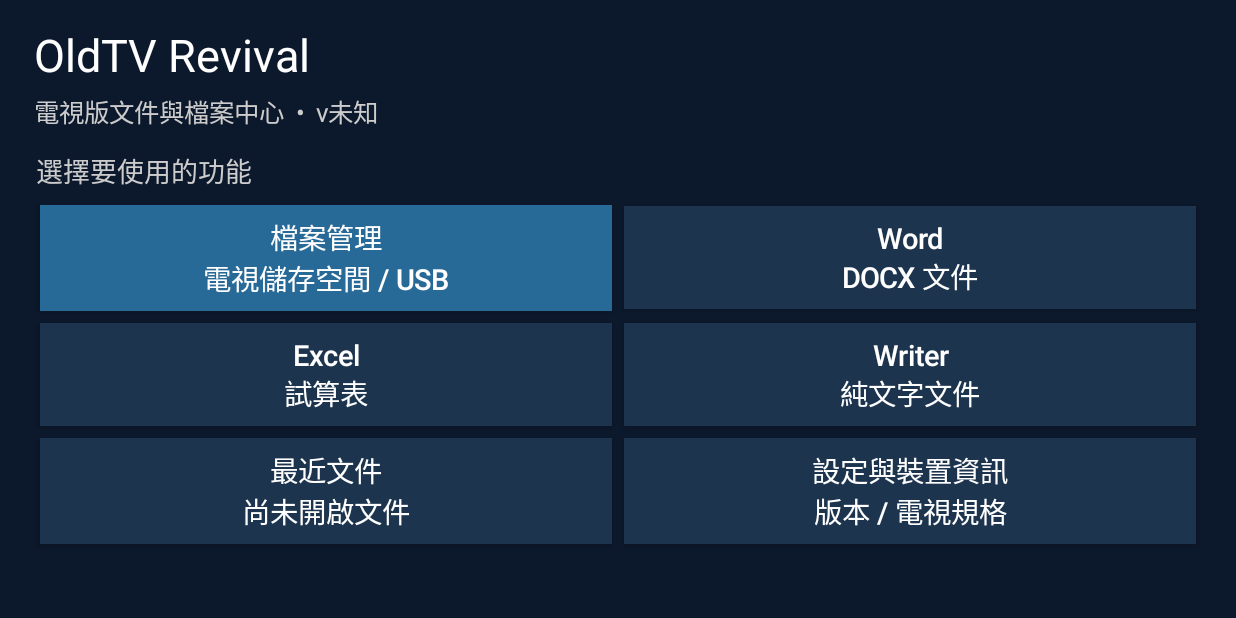
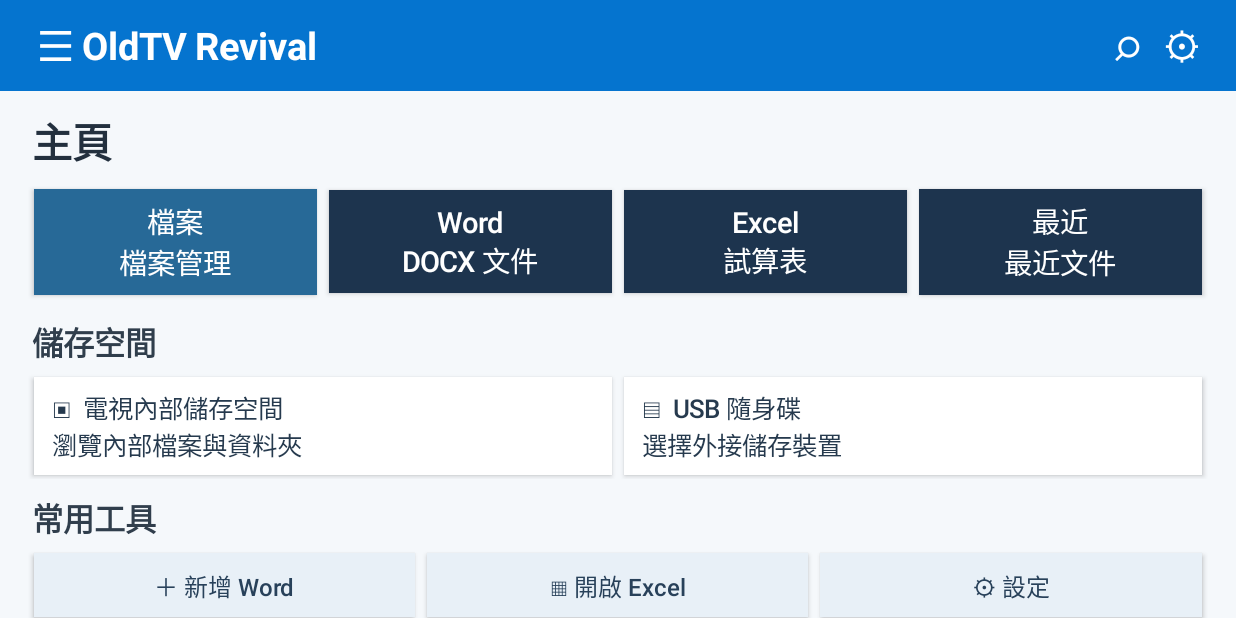
Before and after one commit to johnjohn114/TV-app, an Android app: the screen it shows after launch (MainActivity), on a phone screen of 824 x 412 dp (held sideways). Run offline under Robolectric (Android 15) with nearby library versions, the phone set to English and light mode, and no system bars.

Commit message:
Redesign TV home screen in ES file manager style

```diff
--- a/app/src/main/java/org/oldtvrevival/app/MainActivity.kt
+++ b/app/src/main/java/org/oldtvrevival/app/MainActivity.kt
@@ -120,44 +120,150 @@ class MainActivity : Activity() {
     private fun showHome() {
         root = newRoot().apply {
             gravity = Gravity.TOP
-            setPadding(34, 24, 34, 22)
+            orientation = LinearLayout.VERTICAL
+            setPadding(0, 0, 0, 0)
+            setBackgroundColor(Color.rgb(245, 248, 251))
         }
         val version = try {
             packageManager.getPackageInfo(packageName, 0).versionName ?: "未知"
-        } catch (_: Exception) {
-            "未知"
+        } catch (_: Exception) { "未知" }
+
+        val topBar = LinearLayout(this).apply {
+            orientation = LinearLayout.HORIZONTAL
+            gravity = Gravity.CENTER_VERTICAL
+            setPadding(28, 14, 28, 14)
+            setBackgroundColor(Color.rgb(5, 116, 207))
         }
-        addTitle(root, "OldTV Revival", "電視版文件與檔案中心  •  v$version")
-        val welcome = TextView(this).apply {
-            text = "選擇要使用的功能"
-            textSize = 18f
-            setTextColor(Color.LTGRAY)
-            setPadding(2, 2, 0, 8)
+        topBar.addView(TextView(this).apply {
+            text = "☰"
+            textSize = 28f
+            setTextColor(Color.WHITE)
+            gravity = Gravity.CENTER
+        }, LinearLayout.LayoutParams(54, ViewGroup.LayoutParams.WRAP_CONTENT))
+        topBar.addView(TextView(this).apply {
+            text = "OldTV Revival"
+            textSize = 25f
+            setTextColor(Color.WHITE)
+            setTypeface(null, Typeface.BOLD)
+        }, LinearLayout.LayoutParams(0, ViewGroup.LayoutParams.WRAP_CONTENT, 1f))
+        topBar.addView(TextView(this).apply {
+            text = "⌕"
+            textSize = 30f
+            setTextColor(Color.WHITE)
+            gravity = Gravity.CENTER
+        }, LinearLayout.LayoutParams(54, ViewGroup.LayoutParams.WRAP_CONTENT))
+        topBar.addView(TextView(this).apply {
+            text = "⚙"
+            textSize = 25f
+            setTextColor(Color.WHITE)
+            gravity = Gravity.CENTER
+            isFocusable = true
+            setOnClickListener { showSettings() }
+        }, LinearLayout.LayoutParams(54, ViewGroup.LayoutParams.WRAP_CONTENT))
+        root.addView(topBar)
+
+        val scroll = ScrollView(this).apply { isFillViewport = true }
+        val content = LinearLayout(this).apply {
+            orientation = LinearLayout.VERTICAL
+            setPadding(28, 18, 28, 22)
         }
-        root.addView(welcome)
+        scroll.addView(content)
+        root.addView(scroll, LinearLayout.LayoutParams(
+            ViewGroup.LayoutParams.MATCH_PARENT, 0, 1f
+        ))
 
-        val row1 = LinearLayout(this).apply { orientation = LinearLayout.HORIZONTAL }
-        addHomeTile(row1, "檔案管理", "電視儲存空間 / USB") { showFilesScreen() }
-        addHomeTile(row1, "Word", "DOCX 文件") { showWord() }
-        root.addView(row1)
+        content.addView(TextView(this).apply {
+            text = "主頁"
+            textSize = 27f
+            setTextColor(Color.rgb(35, 48, 62))
+            setTypeface(null, Typeface.BOLD)
+            setPadding(4, 2, 0, 12)
+        })
 
-        val row2 = LinearLayout(this).apply { orientation = LinearLayout.HORIZONTAL }
-        addHomeTile(row2, "Excel", "試算表") { showExcel() }
-        addHomeTile(row2, "Writer", "純文字文件") { showWriter() }
-        root.addView(row2)
-
-        val row3 = LinearLayout(this).apply { orientation = LinearLayout.HORIZONTAL }
-        addHomeTile(row3, "最近文件", if (writerText.isBlank()) "尚未開啟文件" else "最近讀取的文件內容已保留") {
+        val quickRow = LinearLayout(this).apply { orientation = LinearLayout.HORIZONTAL }
+        addHomeTile(quickRow, "檔案", "檔案管理") { showFilesScreen() }
+        addHomeTile(quickRow, "Word", "DOCX 文件") { showWord() }
+        addHomeTile(quickRow, "Excel", "試算表") { showExcel() }
+        addHomeTile(quickRow, "最近", "最近文件") {
             if (writerText.isBlank()) {
                 Toast.makeText(this, "目前沒有最近開啟的文件", Toast.LENGTH_SHORT).show()
-            } else {
-                showWord()
+            } else showWord()
+        }
+        content.addView(quickRow)
+
+        content.addView(TextView(this).apply {
+            text = "儲存空間"
+            textSize = 21f
+            setTextColor(Color.rgb(48, 62, 76))
+            setTypeface(null, Typeface.BOLD)
+            setPadding(4, 18, 0, 8)
+        })
+        val storageRow = LinearLayout(this).apply { orientation = LinearLayout.HORIZONTAL }
+        fun storageTile(label: String, detail: String, action: () -> Unit) {
+            val tile = Button(this).apply {
+                text = "$label\n$detail"
+                textSize = 17f
+                isAllCaps = false
+                isFocusable = true
+                isFocusableInTouchMode = true
+                gravity = Gravity.CENTER_VERTICAL
+                setTextColor(Color.rgb(38, 58, 78))
+                setPadding(18, 12, 18, 12)
+                setBackgroundColor(Color.WHITE)
+                minHeight = 76
+                setOnFocusChangeListener { view, focused ->
+                    view.setBackgroundColor(if (focused) Color.rgb(216, 237, 255) else Color.WHITE)
+                }
+                setOnClickListener { action() }
             }
+            storageRow.addView(tile, LinearLayout.LayoutParams(0, ViewGroup.LayoutParams.WRAP_CONTENT, 1f).apply {
+                setMargins(6, 4, 6, 4)
+            })
         }
-        addHomeTile(row3, "設定與裝置資訊", "版本 / 電視規格") { showSettings() }
-        root.addView(row3)
+        storageTile("▣  電視內部儲存空間", "瀏覽內部檔案與資料夾") { openInternalStorage() }
+        storageTile("▤  USB 隨身碟", if (selectedTreeUri == null) "選擇外接儲存裝置" else "已選擇 USB • 瀏覽內容") {
+            if (selectedTreeUri == null) openFolderPicker() else showFilesScreen()
+        }
+        content.addView(storageRow)
+
+        content.addView(TextView(this).apply {
+            text = "常用工具"
+            textSize = 21f
+            setTextColor(Color.rgb(48, 62, 76))
+            setTypeface(null, Typeface.BOLD)
+            setPadding(4, 16, 0, 8)
+        })
+        val toolsRow = LinearLayout(this).apply { orientation = LinearLayout.HORIZONTAL }
+        fun tool(label: String, action: () -> Unit) {
+            val button = Button(this).apply {
+                text = label
+                textSize = 16f
+                isAllCaps = false
+                setTextColor(Color.rgb(40, 65, 90))
+                setBackgroundColor(Color.rgb(232, 240, 247))
+                setOnClickListener { action() }
+                setOnFocusChangeListener { view, focused ->
+                    view.setBackgroundColor(if (focused) Color.rgb(205, 229, 249) else Color.rgb(232, 240, 247))
+                }
+            }
+            toolsRow.addView(button, LinearLayout.LayoutParams(0, 64, 1f).apply {
+                setMargins(6, 4, 6, 4)
+            })
+        }
+        tool("＋ 新增 Word") { showWord() }
+        tool("▦ 開啟 Excel") { showExcel() }
+        tool("⚙ 設定") { showSettings() }
+        content.addView(toolsRow)
+
+        content.addView(TextView(this).apply {
+            text = "OldTV Revival  •  v$version  •  離線文件工具"
+            textSize = 14f
+            setTextColor(Color.rgb(115, 128, 140))
+            setPadding(6, 18, 0, 0)
+        })
+
         setContentView(root)
-        row1.getChildAt(0)?.requestFocus()
+        quickRow.getChildAt(0)?.requestFocus()
     }
 
     private fun showSettings() {
```
